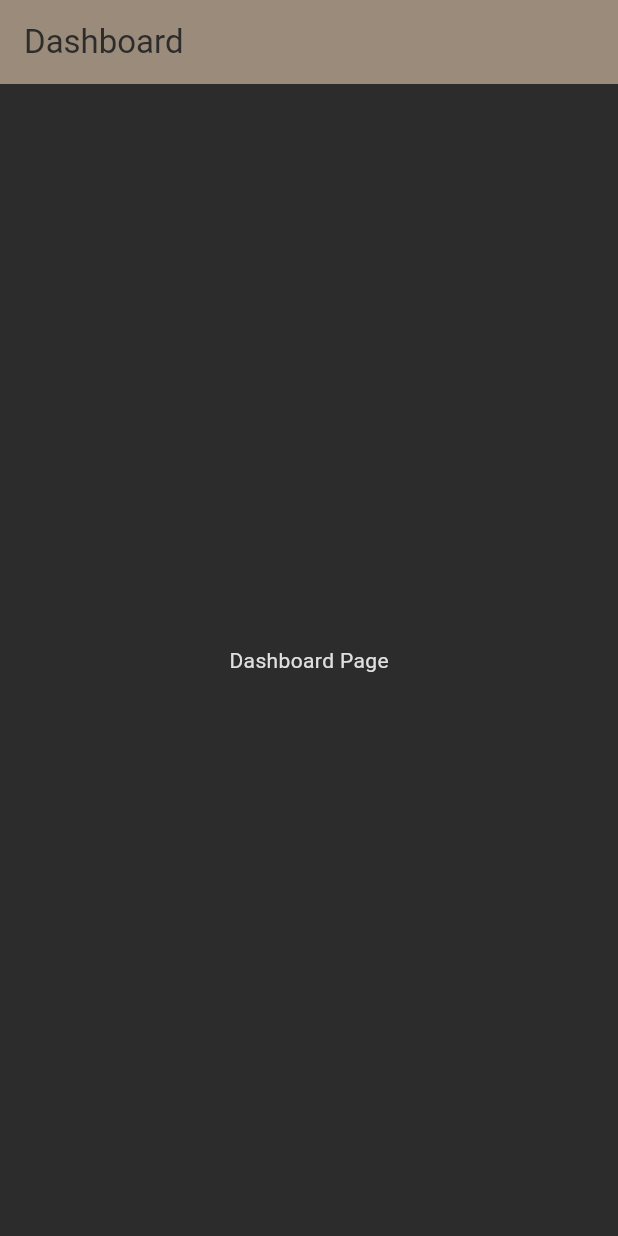
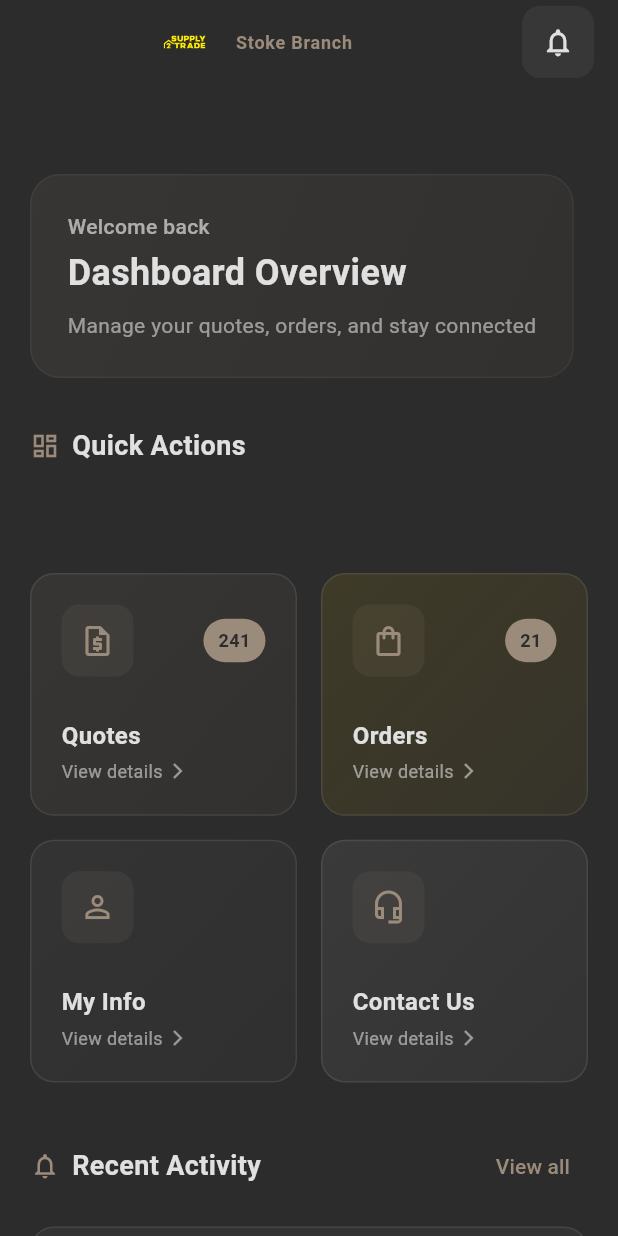
Before and after one commit to serwidlick/supply_to_trade, a Flutter app: the DashboardPage screen opened by its route, on a phone screen of 412 x 824 dp. Run offline on Flutter 3.47's test engine with Material 3 defaults, Android fonts, the phone set to English and light mode, and no system bars; our stand-ins replace equatable, firebase_auth, firebase_core, flutter_bloc, flutter_svg, go_router; accounts and stored records are empty.

Commit message:
SUP-4: updated dashboard ui

```diff
--- a/lib/features/auth/presentation/login_page.dart
+++ b/lib/features/auth/presentation/login_page.dart
@@ -46,6 +46,17 @@ class _LoginPageState extends State<LoginPage> {
                       padding: const EdgeInsets.symmetric(horizontal: 24),
                       child: Column(
                         children: [
+                          TextButton(
+                            onPressed: () => context.go('/dashboard'),
+                            child: Text(
+                              'bypass login',
+                              style: TextStyle(
+                                color: colours.primary,
+                                fontSize: 16,
+                                fontWeight: FontWeight.w600,
+                              ),
+                            ),
+                          ),
                           const Spacer(flex: 2),
                           _buildHeader(colours),
                           const Spacer(flex: 2),
--- /dev/null
+++ b/lib/features/dashboard/presentation/dashboard_grid.dart
@@ -0,0 +1,77 @@
+import 'package:flutter/material.dart';
+import 'package:supply_to_trade/features/dashboard/presentation/dashboard_tile.dart';
+
+class DashboardGrid extends StatelessWidget {
+  const DashboardGrid({super.key});
+
+  @override
+  Widget build(BuildContext context) {
+    final colours = Theme.of(context).colorScheme;
+    return Column(
+      crossAxisAlignment: CrossAxisAlignment.start,
+      children: [
+        Row(
+          children: [
+            Icon(Icons.dashboard_outlined, color: colours.primary, size: 20),
+            const SizedBox(width: 8),
+            Text(
+              'Quick Actions',
+              style: TextStyle(
+                color: colours.onSurface,
+                fontSize: 18,
+                fontWeight: FontWeight.w600,
+              ),
+            ),
+          ],
+        ),
+        const SizedBox(height: 16),
+        GridView.count(
+          crossAxisCount: 2,
+          crossAxisSpacing: 16,
+          mainAxisSpacing: 16,
+          shrinkWrap: true,
+          physics: const NeverScrollableScrollPhysics(),
+          childAspectRatio: 1.1,
+          children: [
+            DashboardTile(
+              icon: Icons.request_quote_outlined,
+              title: 'Quotes',
+              count: '241',
+              gradient: [
+                colours.primary.withOpacity(0.1),
+                colours.primary.withOpacity(0.05),
+              ],
+            ),
+            DashboardTile(
+              icon: Icons.shopping_bag_outlined,
+              title: 'Orders',
+              count: '21',
+              gradient: [
+                colours.secondary.withOpacity(0.1),
+                colours.secondary.withOpacity(0.05),
+              ],
+            ),
+            DashboardTile(
+              icon: Icons.person_outline,
+              title: 'My Info',
+              count: null,
+              gradient: [
+                colours.tertiary.withOpacity(0.1),
+                colours.tertiary.withOpacity(0.05),
+              ],
+            ),
+            DashboardTile(
+              icon: Icons.headset_mic_outlined,
+              title: 'Contact Us',
+              count: null,
+              gradient: [
+                colours.surfaceVariant,
+                colours.surfaceVariant.withOpacity(0.5),
+              ],
+            ),
+          ],
+        ),
+      ],
+    );
+  }
+}
--- a/lib/features/dashboard/presentation/dashboard_page.dart
+++ b/lib/features/dashboard/presentation/dashboard_page.dart
@@ -1,17 +1,160 @@
 import 'package:flutter/material.dart';
+import 'package:flutter_svg/flutter_svg.dart';
+import 'package:supply_to_trade/features/dashboard/presentation/dashboard_grid.dart';
+import 'package:supply_to_trade/features/dashboard/presentation/notifications_section.dart';
+import 'package:supply_to_trade/features/dashboard/presentation/welcome_section.dart';
 
-/// Page for the Dashboard feature.
-class DashboardPage extends StatelessWidget {
-  /// Const constructor for Dashboard page
+class DashboardPage extends StatefulWidget {
   const DashboardPage({super.key});
 
   @override
+  State<DashboardPage> createState() => _DashboardPageState();
+}
+
+class _DashboardPageState extends State<DashboardPage>
+    with TickerProviderStateMixin {
+  late AnimationController _animationController;
+  late Animation<double> _fadeAnimation;
+  late Animation<Offset> _slideAnimation;
+
+  @override
+  void initState() {
+    super.initState();
+    _animationController = AnimationController(
+      duration: const Duration(milliseconds: 800),
+      vsync: this,
+    );
+    _fadeAnimation = Tween<double>(begin: 0.0, end: 1.0).animate(
+      CurvedAnimation(parent: _animationController, curve: Curves.easeInOut),
+    );
+    _slideAnimation = Tween<Offset>(
+      begin: const Offset(0, 0.3),
+      end: Offset.zero,
+    ).animate(
+      CurvedAnimation(parent: _animationController, curve: Curves.easeOutCubic),
+    );
+    _animationController.forward();
+  }
+
+  @override
+  void dispose() {
+    _animationController.dispose();
+    super.dispose();
+  }
+
+  @override
   Widget build(BuildContext context) {
+    final colours = Theme.of(context).colorScheme;
+
     return Scaffold(
-      appBar: AppBar(title: const Text('Dashboard')),
-      body: const Center(
-        child: Text('Dashboard Page'),
+      backgroundColor: colours.surface,
+      extendBodyBehindAppBar: true,
+      appBar: _buildAppBar(colours),
+      body: AnimatedBuilder(
+        animation: _animationController,
+        builder: (context, child) {
+          return FadeTransition(
+            opacity: _fadeAnimation,
+            child: SlideTransition(
+              position: _slideAnimation,
+              child: CustomScrollView(
+                slivers: [
+                  SliverToBoxAdapter(
+                    child: SizedBox(height: AppBar().preferredSize.height + 60),
+                  ),
+                  SliverPadding(
+                    padding: const EdgeInsets.symmetric(horizontal: 20),
+                    sliver: SliverToBoxAdapter(
+                      child: Column(
+                        crossAxisAlignment: CrossAxisAlignment.start,
+                        spacing: 32,
+                        children: [
+                          WelcomeSection(),
+                          DashboardGrid(),
+                          NotificationsSection(),
+                        ],
+                      ),
+                    ),
+                  ),
+                ],
+              ),
+            ),
+          );
+        },
       ),
     );
   }
+
+  AppBar _buildAppBar(ColorScheme colours) {
+    return AppBar(
+      backgroundColor: Colors.transparent,
+      elevation: 0,
+      flexibleSpace: Container(
+        decoration: BoxDecoration(
+          gradient: LinearGradient(
+            begin: Alignment.topCenter,
+            end: Alignment.bottomCenter,
+            colors: [
+              colours.surface,
+              colours.surface.withOpacity(0.95),
+              colours.surface.withOpacity(0.0),
+            ],
+          ),
+        ),
+      ),
+      title: FadeTransition(
+        opacity: _fadeAnimation,
+        child: Row(
+          mainAxisAlignment: MainAxisAlignment.center,
+          children: [
+            Hero(
+              tag: 'logo',
+              child: Padding(
+                padding: const EdgeInsets.all(8),
+                child: SvgPicture.asset(
+                  'assets/logo_without_subtitle.svg',
+                  height: 28,
+                  width: 28,
+                ),
+              ),
+            ),
+            const SizedBox(height: 8),
+            Padding(
+              padding: const EdgeInsets.symmetric(horizontal: 12, vertical: 4),
+              child: Text(
+                'Stoke Branch',
+                style: TextStyle(
+                  color: colours.primary,
+                  fontSize: 12,
+                  fontWeight: FontWeight.w600,
+                  letterSpacing: 0.5,
+                ),
+              ),
+            ),
+          ],
+        ),
+      ),
+      centerTitle: true,
+      actions: [
+        FadeTransition(
+          opacity: _fadeAnimation,
+          child: Container(
+            margin: const EdgeInsets.only(right: 16),
+            decoration: BoxDecoration(
+              color: colours.surfaceVariant.withOpacity(0.8),
+              borderRadius: BorderRadius.circular(12),
+            ),
+            child: IconButton(
+              icon: Icon(
+                Icons.notifications_outlined,
+                color: colours.onSurface,
+                size: 22,
+              ),
+              onPressed: () {},
+            ),
+          ),
+        ),
+      ],
+    );
+  }
 }
--- /dev/null
+++ b/lib/features/dashboard/presentation/dashboard_tile.dart
@@ -0,0 +1,117 @@
+import 'package:flutter/material.dart';
+
+class DashboardTile extends StatelessWidget {
+  const DashboardTile({
+    super.key,
+    required this.icon,
+    required this.title,
+    this.count,
+    required this.gradient,
+  });
+
+  final IconData icon;
+  final String title;
+  final String? count;
+  final List<Color> gradient;
+
+  @override
+  Widget build(BuildContext context) {
+    final colours = Theme.of(context).colorScheme;
+    return Container(
+      decoration: BoxDecoration(
+        gradient: LinearGradient(
+          begin: Alignment.topLeft,
+          end: Alignment.bottomRight,
+          colors: gradient,
+        ),
+        borderRadius: BorderRadius.circular(16),
+        border: Border.all(color: colours.outline.withOpacity(0.1), width: 1),
+      ),
+      child: Material(
+        color: Colors.transparent,
+        child: InkWell(
+          onTap: () {
+            ScaffoldMessenger.of(context).clearSnackBars();
+            ScaffoldMessenger.of(context).showSnackBar(
+              SnackBar(
+                content: Text('$title tapped'),
+                behavior: SnackBarBehavior.floating,
+                shape: RoundedRectangleBorder(
+                  borderRadius: BorderRadius.circular(10),
+                ),
+              ),
+            );
+          },
+          borderRadius: BorderRadius.circular(16),
+          child: Padding(
+            padding: const EdgeInsets.all(20),
+            child: Column(
+              crossAxisAlignment: CrossAxisAlignment.start,
+              children: [
+                Row(
+                  mainAxisAlignment: MainAxisAlignment.spaceBetween,
+                  children: [
+                    Container(
+                      padding: const EdgeInsets.all(12),
+                      decoration: BoxDecoration(
+                        color: colours.primary.withOpacity(0.1),
+                        borderRadius: BorderRadius.circular(12),
+                      ),
+                      child: Icon(icon, color: colours.primary, size: 24),
+                    ),
+                    if (count != null)
+                      Container(
+                        padding: const EdgeInsets.symmetric(
+                          horizontal: 10,
+                          vertical: 6,
+                        ),
+                        decoration: BoxDecoration(
+                          color: colours.primary,
+                          borderRadius: BorderRadius.circular(20),
+                        ),
+                        child: Text(
+                          count ?? '',
+                          style: TextStyle(
+                            color: colours.onPrimary,
+                            fontSize: 12,
+                            fontWeight: FontWeight.w700,
+                          ),
+                        ),
+                      ),
+                  ],
+                ),
+                const Spacer(),
+                Text(
+                  title,
+                  style: TextStyle(
+                    color: colours.onSurface,
+                    fontSize: 16,
+                    fontWeight: FontWeight.w600,
+                  ),
+                ),
+                const SizedBox(height: 4),
+                Row(
+                  children: [
+                    Text(
+                      'View details',
+                      style: TextStyle(
+                        color: colours.onSurface.withOpacity(0.6),
+                        fontSize: 12,
+                      ),
+                    ),
+                    const SizedBox(width: 4),
+                    Icon(
+                      Icons.arrow_forward_ios,
+                      color: colours.onSurface.withOpacity(0.6),
+                      size: 12,
+                    ),
+                  ],
+                ),
+              ],
+            ),
+          ),
+        ),
+      ),
+    );
+  }
+}
--- /dev/null
+++ b/lib/features/dashboard/presentation/notification_card.dart
@@ -0,0 +1,87 @@
+import 'package:flutter/material.dart';
+
+class NotificationCard extends StatelessWidget {
+  final String title;
+  final String message;
+  final IconData icon;
+  final String time;
+
+  const NotificationCard({
+    super.key,
+    required this.title,
+    required this.message,
+    required this.icon,
+    required this.time,
+  });
+
+  @override
+  Widget build(BuildContext context) {
+    final colours = Theme.of(context).colorScheme;
+    return Container(
+      decoration: BoxDecoration(
+        color: colours.surfaceVariant.withOpacity(0.5),
+        borderRadius: BorderRadius.circular(16),
+        border: Border.all(color: colours.outline.withOpacity(0.1)),
+      ),
+      child: Material(
+        color: Colors.transparent,
+        child: InkWell(
+          onTap: () {},
+          borderRadius: BorderRadius.circular(16),
+          child: Padding(
+            padding: const EdgeInsets.all(16),
+            child: Row(
+              children: [
+                Container(
+                  padding: const EdgeInsets.all(12),
+                  decoration: BoxDecoration(
+                    color: colours.primary.withOpacity(0.1),
+                    borderRadius: BorderRadius.circular(12),
+                  ),
+                  child: Icon(icon, color: colours.primary, size: 20),
+                ),
+                const SizedBox(width: 16),
+                Expanded(
+                  child: Column(
+                    crossAxisAlignment: CrossAxisAlignment.start,
+                    children: [
+                      Row(
+                        mainAxisAlignment: MainAxisAlignment.spaceBetween,
+                        children: [
+                          Text(
+                            title,
+                            style: TextStyle(
+                              color: colours.onSurface,
+                              fontSize: 15,
+                              fontWeight: FontWeight.w600,
+                            ),
+                          ),
+                          Text(
+                            time,
+                            style: TextStyle(
+                              color: colours.onSurface.withOpacity(0.5),
+                              fontSize: 12,
+                            ),
+                          ),
+                        ],
+                      ),
+                      const SizedBox(height: 4),
+                      Text(
+                        message,
+                        style: TextStyle(
+                          color: colours.onSurface.withOpacity(0.7),
+                          fontSize: 13,
+                          height: 1.3,
+                        ),
+                      ),
+                    ],
+                  ),
+                ),
+              ],
+            ),
+          ),
+        ),
+      ),
+    );
+  }
+}
--- /dev/null
+++ b/lib/features/dashboard/presentation/notifications_section.dart
@@ -0,0 +1,66 @@
+import 'package:flutter/material.dart';
+import 'package:supply_to_trade/features/dashboard/presentation/notification_card.dart';
+
+class NotificationsSection extends StatelessWidget {
+  const NotificationsSection({super.key});
+
+  @override
+  Widget build(BuildContext context) {
+    final colours = Theme.of(context).colorScheme;
+    return Column(
+      crossAxisAlignment: CrossAxisAlignment.start,
+      children: [
+        Row(
+          mainAxisAlignment: MainAxisAlignment.spaceBetween,
+          children: [
+            Row(
+              children: [
+                Icon(
+                  Icons.notifications_outlined,
+                  color: colours.primary,
+                  size: 20,
+                ),
+                const SizedBox(width: 8),
+                Text(
+                  'Recent Activity',
+                  style: TextStyle(
+                    color: colours.onSurface,
+                    fontSize: 18,
+                    fontWeight: FontWeight.w600,
+                  ),
+                ),
+              ],
+            ),
+            TextButton(
+              onPressed: () {},
+              child: Text(
+                'View all',
+                style: TextStyle(
+                  color: colours.primary,
+                  fontSize: 14,
+                  fontWeight: FontWeight.w500,
+                ),
+              ),
+            ),
+          ],
+        ),
+        const SizedBox(height: 16),
+        NotificationCard(
+          title: 'Order Received',
+          message:
+              'Thank you for your order, please wait 24 hours for a response',
+          icon: Icons.shopping_bag_outlined,
+          time: '2 hours ago',
+        ),
+        const SizedBox(height: 12),
+        NotificationCard(
+          title: 'Quote Received',
+          message:
+              'Thank you for your quotation, please wait 24 hours for a response',
+          icon: Icons.request_quote_outlined,
+          time: '5 hours ago',
+        ),
+      ],
+    );
+  }
+}
--- /dev/null
+++ b/lib/features/dashboard/presentation/welcome_section.dart
@@ -0,0 +1,55 @@
+import 'package:flutter/material.dart';
+
+class WelcomeSection extends StatelessWidget {
+  const WelcomeSection({super.key});
+
+  @override
+  Widget build(BuildContext context) {
+    final colours = Theme.of(context).colorScheme;
+    return Container(
+      padding: const EdgeInsets.all(24),
+      decoration: BoxDecoration(
+        gradient: LinearGradient(
+          begin: Alignment.topLeft,
+          end: Alignment.bottomRight,
+          colors: [
+            colours.primary.withOpacity(0.1),
+            colours.primary.withOpacity(0.05),
+          ],
+        ),
+        borderRadius: BorderRadius.circular(20),
+        border: Border.all(color: colours.primary.withOpacity(0.1), width: 1),
+      ),
+      child: Column(
+        crossAxisAlignment: CrossAxisAlignment.start,
+        children: [
+          Text(
+            'Welcome back',
+            style: TextStyle(
+              color: colours.onSurface.withOpacity(0.7),
+              fontSize: 14,
+              fontWeight: FontWeight.w500,
+            ),
+          ),
+          const SizedBox(height: 4),
+          Text(
+            'Dashboard Overview',
+            style: TextStyle(
+              color: colours.onSurface,
+              fontSize: 24,
+              fontWeight: FontWeight.w700,
+            ),
+          ),
+          const SizedBox(height: 8),
+          Text(
+            'Manage your quotes, orders, and stay connected',
+            style: TextStyle(
+              color: colours.onSurface.withOpacity(0.6),
+              fontSize: 14,
+            ),
+          ),
+        ],
+      ),
+    );
+  }
+}
```
Also changed, not shown: assets/logo_without_subtitle.svg (added).
